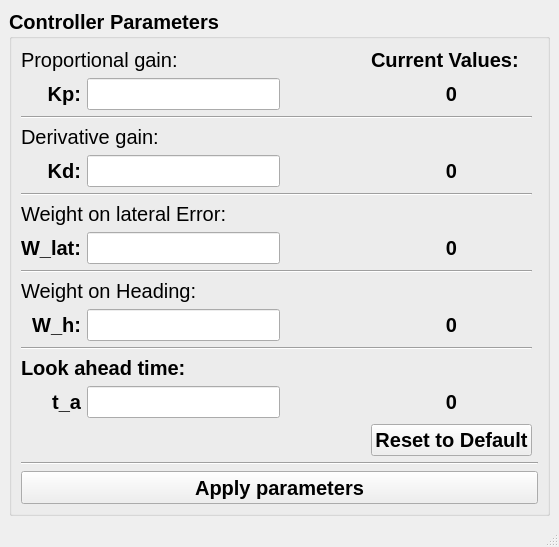
Qt form modules/feedbackcontroller/action/PD.ui (tud-hri/joan) before a commit.
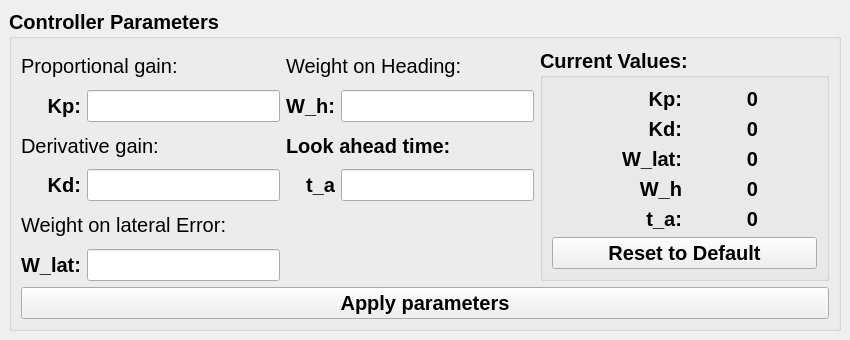
The same form after that commit.

Commit message: updated User interfaces

```diff
--- a/modules/feedbackcontroller/action/PD.ui
+++ b/modules/feedbackcontroller/action/PD.ui
@@ -6,8 +6,8 @@
    <rect>
     <x>0</x>
     <y>0</y>
-    <width>559</width>
-    <height>547</height>
+    <width>850</width>
+    <height>304</height>
    </rect>
   </property>
   <property name="windowTitle">
@@ -30,55 +30,8 @@
       <layout class="QGridLayout" name="gridLayout_3">
        <item row="0" column="0">
         <layout class="QGridLayout" name="gridLayout">
-         <item row="10" column="3">
-          <widget class="QLabel" name="lblWeightheadingvalue">
-           <property name="text">
-            <string>0</string>
-           </property>
-           <property name="alignment">
-            <set>Qt::AlignCenter</set>
-           </property>
-          </widget>
-         </item>
-         <item row="0" column="2">
-          <spacer name="horizontalSpacer_2">
-           <property name="orientation">
-            <enum>Qt::Horizontal</enum>
-           </property>
-           <property name="sizeHint" stdset="0">
-            <size>
-             <width>40</width>
-             <height>20</height>
-            </size>
-           </property>
-          </spacer>
-         </item>
-         <item row="7" column="3">
-          <widget class="QLabel" name="lblWeightlatvalue">
-           <property name="text">
-            <string>0</string>
-           </property>
-           <property name="alignment">
-            <set>Qt::AlignCenter</set>
-           </property>
-          </widget>
-         </item>
-         <item row="11" column="0" colspan="4">
-          <widget class="Line" name="line_4">
-           <property name="orientation">
-            <enum>Qt::Horizontal</enum>
-           </property>
-          </widget>
-         </item>
-         <item row="2" column="0" colspan="4">
-          <widget class="Line" name="line">
-           <property name="orientation">
-            <enum>Qt::Horizontal</enum>
-           </property>
-          </widget>
-         </item>
-         <item row="4" column="0">
-          <widget class="QLabel" name="lblDerivgain">
+         <item row="3" column="3">
+          <widget class="QLabel" name="lblTahead">
            <property name="font">
             <font>
              <pointsize>15</pointsize>
@@ -87,15 +40,15 @@
             </font>
            </property>
            <property name="text">
-            <string>Kd:</string>
+            <string>t_a</string>
            </property>
            <property name="alignment">
             <set>Qt::AlignRight|Qt::AlignTrailing|Qt::AlignVCenter</set>
            </property>
           </widget>
          </item>
-         <item row="4" column="1">
-          <widget class="QLineEdit" name="lineDerivgain">
+         <item row="3" column="4">
+          <widget class="QLineEdit" name="lineTahead">
            <property name="sizePolicy">
             <sizepolicy hsizetype="Minimum" vsizetype="Fixed">
              <horstretch>0</horstretch>
@@ -104,25 +57,8 @@
            </property>
           </widget>
          </item>
-         <item row="7" column="0">
-          <widget class="QLabel" name="lblWeightlat">
-           <property name="font">
-            <font>
-             <pointsize>15</pointsize>
-             <weight>75</weight>
-             <bold>true</bold>
-            </font>
-           </property>
-           <property name="text">
-            <string>W_lat:</string>
-           </property>
-           <property name="alignment">
-            <set>Qt::AlignRight|Qt::AlignTrailing|Qt::AlignVCenter</set>
-           </property>
-          </widget>
-         </item>
-         <item row="7" column="1">
-          <widget class="QLineEdit" name="lineWeightlat">
+         <item row="1" column="1">
+          <widget class="QLineEdit" name="linePropgain">
            <property name="sizePolicy">
             <sizepolicy hsizetype="Minimum" vsizetype="Fixed">
              <horstretch>0</horstretch>
@@ -131,23 +67,6 @@
            </property>
           </widget>
          </item>
-         <item row="10" column="0">
-          <widget class="QLabel" name="lblWeightheading">
-           <property name="font">
-            <font>
-             <pointsize>15</pointsize>
-             <weight>75</weight>
-             <bold>true</bold>
-            </font>
-           </property>
-           <property name="text">
-            <string>W_h:</string>
-           </property>
-           <property name="alignment">
-            <set>Qt::AlignRight|Qt::AlignTrailing|Qt::AlignVCenter</set>
-           </property>
-          </widget>
-         </item>
          <item row="1" column="0">
           <widget class="QLabel" name="lblPropgain">
            <property name="font">
@@ -165,8 +84,8 @@
            </property>
           </widget>
          </item>
-         <item row="10" column="1">
-          <widget class="QLineEdit" name="lineWeightheading">
+         <item row="3" column="1">
+          <widget class="QLineEdit" name="lineDerivgain">
            <property name="sizePolicy">
             <sizepolicy hsizetype="Minimum" vsizetype="Fixed">
              <horstretch>0</horstretch>
@@ -175,17 +94,7 @@
            </property>
           </widget>
          </item>
-         <item row="1" column="1">
-          <widget class="QLineEdit" name="linePropgain">
-           <property name="sizePolicy">
-            <sizepolicy hsizetype="Minimum" vsizetype="Fixed">
-             <horstretch>0</horstretch>
-             <verstretch>0</verstretch>
-            </sizepolicy>
-           </property>
-          </widget>
-         </item>
-         <item row="3" column="0" colspan="2">
+         <item row="2" column="0" colspan="2">
           <widget class="QLabel" name="lblDerivgaintitle">
            <property name="font">
             <font>
@@ -199,6 +108,23 @@
            </property>
           </widget>
          </item>
+         <item row="3" column="0">
+          <widget class="QLabel" name="lblDerivgain">
+           <property name="font">
+            <font>
+             <pointsize>15</pointsize>
+             <weight>75</weight>
+             <bold>true</bold>
+            </font>
+           </property>
+           <property name="text">
+            <string>Kd:</string>
+           </property>
+           <property name="alignment">
+            <set>Qt::AlignRight|Qt::AlignTrailing|Qt::AlignVCenter</set>
+           </property>
+          </widget>
+         </item>
          <item row="0" column="0" colspan="2">
           <widget class="QLabel" name="lblPropgaintitle">
            <property name="font">
@@ -213,7 +139,7 @@
            </property>
           </widget>
          </item>
-         <item row="6" column="0" colspan="2">
+         <item row="4" column="0" colspan="2">
           <widget class="QLabel" name="lblWeightlattitle">
            <property name="font">
             <font>
@@ -227,22 +153,8 @@
            </property>
           </widget>
          </item>
-         <item row="9" column="0" colspan="2">
-          <widget class="QLabel" name="lblWeightheadingtitle">
-           <property name="font">
-            <font>
-             <pointsize>15</pointsize>
-             <weight>50</weight>
-             <bold>false</bold>
-            </font>
-           </property>
-           <property name="text">
-            <string>Weight on Heading:</string>
-           </property>
-          </widget>
-         </item>
-         <item row="14" column="1">
-          <widget class="QLineEdit" name="lineTahead">
+         <item row="5" column="1">
+          <widget class="QLineEdit" name="lineWeightlat">
            <property name="sizePolicy">
             <sizepolicy hsizetype="Minimum" vsizetype="Fixed">
              <horstretch>0</horstretch>
@@ -251,24 +163,7 @@
            </property>
           </widget>
          </item>
-         <item row="14" column="0">
-          <widget class="QLabel" name="lblTahead">
-           <property name="font">
-            <font>
-             <pointsize>15</pointsize>
-             <weight>75</weight>
-             <bold>true</bold>
-            </font>
-           </property>
-           <property name="text">
-            <string>t_a</string>
-           </property>
-           <property name="alignment">
-            <set>Qt::AlignRight|Qt::AlignTrailing|Qt::AlignVCenter</set>
-           </property>
-          </widget>
-         </item>
-         <item row="12" column="0" colspan="2">
+         <item row="2" column="3" colspan="2">
           <widget class="QLabel" name="lblTaheadtitle">
            <property name="font">
             <font>
@@ -280,66 +175,49 @@
            </property>
           </widget>
          </item>
-         <item row="0" column="3">
-          <widget class="QLabel" name="lblCurrentvalues">
-           <property name="font">
-            <font>
-             <pointsize>15</pointsize>
-             <weight>75</weight>
-             <bold>true</bold>
-            </font>
-           </property>
-           <property name="text">
-            <string>Current Values:</string>
-           </property>
-          </widget>
-         </item>
-         <item row="8" column="0" colspan="4">
-          <widget class="Line" name="line_3">
-           <property name="orientation">
-            <enum>Qt::Horizontal</enum>
-           </property>
-          </widget>
-         </item>
          <item row="1" column="3">
-          <widget class="QLabel" name="lblPropgainvalue">
+          <widget class="QLabel" name="lblWeightheading">
+           <property name="font">
+            <font>
+             <pointsize>15</pointsize>
+             <weight>75</weight>
+             <bold>true</bold>
+            </font>
+           </property>
            <property name="text">
-            <string>0</string>
+            <string>W_h:</string>
            </property>
            <property name="alignment">
-            <set>Qt::AlignCenter</set>
+            <set>Qt::AlignRight|Qt::AlignTrailing|Qt::AlignVCenter</set>
            </property>
           </widget>
          </item>
-         <item row="14" column="3">
-          <widget class="QLabel" name="lblTaheadvalue">
-           <property name="text">
-            <string>0</string>
+         <item row="1" column="4">
+          <widget class="QLineEdit" name="lineWeightheading">
+           <property name="sizePolicy">
+            <sizepolicy hsizetype="Minimum" vsizetype="Fixed">
+             <horstretch>0</horstretch>
+             <verstretch>0</verstretch>
+            </sizepolicy>
            </property>
-           <property name="alignment">
-            <set>Qt::AlignCenter</set>
-           </property>
           </widget>
          </item>
-         <item row="4" column="3">
-          <widget class="QLabel" name="lblDerivgainvalue">
+         <item row="0" column="3" colspan="2">
+          <widget class="QLabel" name="lblWeightheadingtitle">
+           <property name="font">
+            <font>
+             <pointsize>15</pointsize>
+             <weight>50</weight>
+             <bold>false</bold>
+            </font>
+           </property>
            <property name="text">
-            <string>0</string>
+            <string>Weight on Heading:</string>
            </property>
-           <property name="alignment">
-            <set>Qt::AlignCenter</set>
-           </property>
           </widget>
          </item>
-         <item row="5" column="0" colspan="4">
-          <widget class="Line" name="line_2">
-           <property name="orientation">
-            <enum>Qt::Horizontal</enum>
-           </property>
-          </widget>
-         </item>
-         <item row="15" column="3">
-          <widget class="QPushButton" name="btnReset">
+         <item row="5" column="0">
+          <widget class="QLabel" name="lblWeightlat">
            <property name="font">
             <font>
              <pointsize>15</pointsize>
@@ -348,13 +226,16 @@
             </font>
            </property>
            <property name="text">
-            <string>Reset to Default</string>
+            <string>W_lat:</string>
+           </property>
+           <property name="alignment">
+            <set>Qt::AlignRight|Qt::AlignTrailing|Qt::AlignVCenter</set>
            </property>
           </widget>
          </item>
         </layout>
        </item>
-       <item row="3" column="0" colspan="2">
+       <item row="2" column="0" colspan="3">
         <widget class="QPushButton" name="btnApply">
          <property name="sizePolicy">
           <sizepolicy hsizetype="Minimum" vsizetype="MinimumExpanding">
@@ -384,11 +265,177 @@
          </property>
         </widget>
        </item>
-       <item row="2" column="0" colspan="2">
-        <widget class="Line" name="line_5">
-         <property name="orientation">
-          <enum>Qt::Horizontal</enum>
+       <item row="0" column="1" colspan="2">
+        <widget class="QGroupBox" name="groupBox_2">
+         <property name="font">
+          <font>
+           <pointsize>15</pointsize>
+          </font>
          </property>
+         <property name="title">
+          <string>Current Values:</string>
+         </property>
+         <property name="flat">
+          <bool>false</bool>
+         </property>
+         <property name="checkable">
+          <bool>false</bool>
+         </property>
+         <layout class="QGridLayout" name="gridLayout_7">
+          <item row="0" column="0">
+           <layout class="QGridLayout" name="gridLayout_6">
+            <item row="1" column="0">
+             <widget class="QLabel" name="label_2">
+              <property name="font">
+               <font>
+                <pointsize>15</pointsize>
+                <weight>75</weight>
+                <bold>true</bold>
+               </font>
+              </property>
+              <property name="text">
+               <string>Kd:</string>
+              </property>
+              <property name="alignment">
+               <set>Qt::AlignRight|Qt::AlignTrailing|Qt::AlignVCenter</set>
+              </property>
+             </widget>
+            </item>
+            <item row="1" column="1">
+             <widget class="QLabel" name="lblDerivgainvalue">
+              <property name="text">
+               <string>0</string>
+              </property>
+              <property name="alignment">
+               <set>Qt::AlignCenter</set>
+              </property>
+             </widget>
+            </item>
+            <item row="2" column="1">
+             <widget class="QLabel" name="lblWeightlatvalue">
+              <property name="text">
+               <string>0</string>
+              </property>
+              <property name="alignment">
+               <set>Qt::AlignCenter</set>
+              </property>
+             </widget>
+            </item>
+            <item row="4" column="0">
+             <widget class="QLabel" name="label_5">
+              <property name="font">
+               <font>
+                <pointsize>15</pointsize>
+                <weight>75</weight>
+                <bold>true</bold>
+               </font>
+              </property>
+              <property name="text">
+               <string>t_a:</string>
+              </property>
+              <property name="alignment">
+               <set>Qt::AlignRight|Qt::AlignTrailing|Qt::AlignVCenter</set>
+              </property>
+             </widget>
+            </item>
+            <item row="3" column="1">
+             <widget class="QLabel" name="lblWeightheadingvalue">
+              <property name="text">
+               <string>0</string>
+              </property>
+              <property name="alignment">
+               <set>Qt::AlignCenter</set>
+              </property>
+             </widget>
+            </item>
+            <item row="0" column="0">
+             <widget class="QLabel" name="label">
+              <property name="font">
+               <font>
+                <pointsize>15</pointsize>
+                <weight>75</weight>
+                <bold>true</bold>
+               </font>
+              </property>
+              <property name="text">
+               <string>Kp:</string>
+              </property>
+              <property name="alignment">
+               <set>Qt::AlignRight|Qt::AlignTrailing|Qt::AlignVCenter</set>
+              </property>
+             </widget>
+            </item>
+            <item row="4" column="1">
+             <widget class="QLabel" name="lblTaheadvalue">
+              <property name="text">
+               <string>0</string>
+              </property>
+              <property name="alignment">
+               <set>Qt::AlignCenter</set>
+              </property>
+             </widget>
+            </item>
+            <item row="3" column="0">
+             <widget class="QLabel" name="label_4">
+              <property name="font">
+               <font>
+                <pointsize>15</pointsize>
+                <weight>75</weight>
+                <bold>true</bold>
+               </font>
+              </property>
+              <property name="text">
+               <string>W_h</string>
+              </property>
+              <property name="alignment">
+               <set>Qt::AlignRight|Qt::AlignTrailing|Qt::AlignVCenter</set>
+              </property>
+             </widget>
+            </item>
+            <item row="0" column="1">
+             <widget class="QLabel" name="lblPropgainvalue">
+              <property name="text">
+               <string>0</string>
+              </property>
+              <property name="alignment">
+               <set>Qt::AlignCenter</set>
+              </property>
+             </widget>
+            </item>
+            <item row="2" column="0">
+             <widget class="QLabel" name="label_3">
+              <property name="font">
+               <font>
+                <pointsize>15</pointsize>
+                <weight>75</weight>
+                <bold>true</bold>
+               </font>
+              </property>
+              <property name="text">
+               <string>W_lat:</string>
+              </property>
+              <property name="alignment">
+               <set>Qt::AlignRight|Qt::AlignTrailing|Qt::AlignVCenter</set>
+              </property>
+             </widget>
+            </item>
+           </layout>
+          </item>
+          <item row="1" column="0">
+           <widget class="QPushButton" name="btnReset">
+            <property name="font">
+             <font>
+              <pointsize>15</pointsize>
+              <weight>75</weight>
+              <bold>true</bold>
+             </font>
+            </property>
+            <property name="text">
+             <string>Reset to Default</string>
+            </property>
+           </widget>
+          </item>
+         </layout>
         </widget>
        </item>
       </layout>
@@ -396,17 +443,6 @@
     </item>
    </layout>
   </widget>
-  <widget class="QMenuBar" name="menubar">
-   <property name="geometry">
-    <rect>
-     <x>0</x>
-     <y>0</y>
-     <width>559</width>
-     <height>22</height>
-    </rect>
-   </property>
-  </widget>
-  <widget class="QStatusBar" name="statusbar"/>
  </widget>
  <resources/>
  <connections/>
```
The commit also changes 2 other files.
